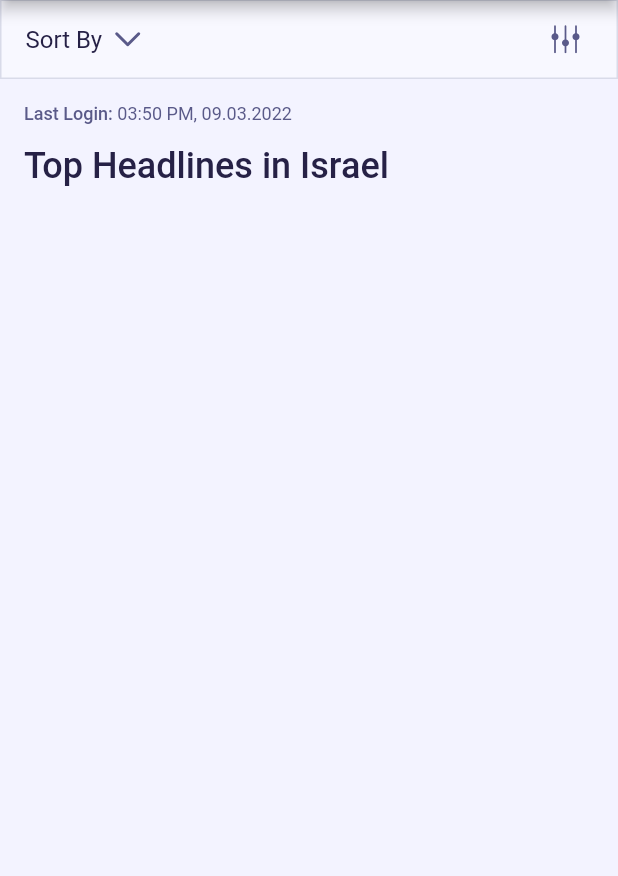
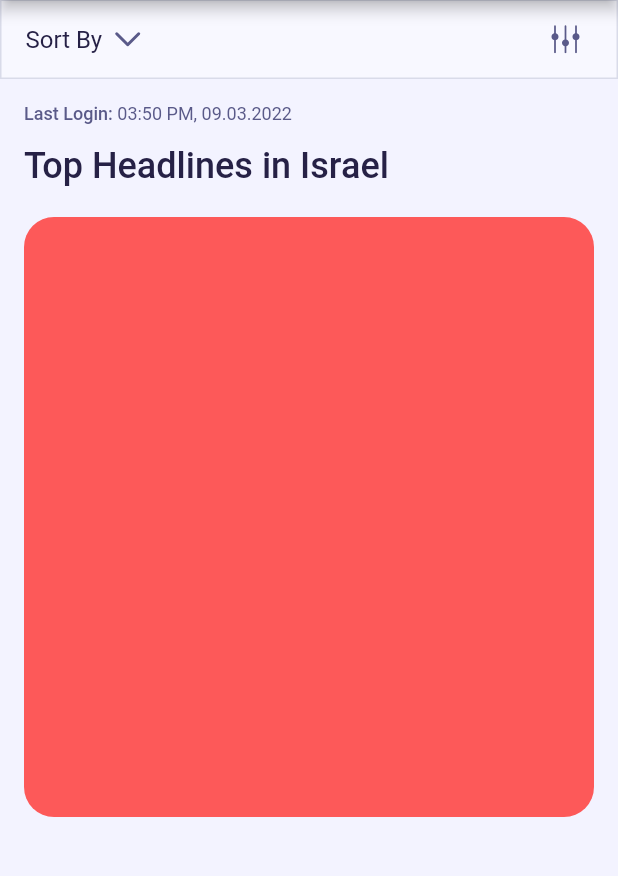
Before and after one commit to nitzanpap/dispatcher, a Flutter app: the HomePageView screen opened directly, on a phone screen of 412 x 824 dp, the part 113-989 px from its top. Run offline on Flutter 3.47's test engine with Material 2 defaults, Android fonts, the phone set to English and light mode, and no system bars; our stand-ins replace flutter_svg, gap, go_router, shared_preferences; accounts and stored records are empty.

Commit message:
Refactored and added TODOs

```diff
--- a/lib/screens/home_page_view.dart
+++ b/lib/screens/home_page_view.dart
@@ -1,6 +1,3 @@
-import 'package:dispatcher/enums/icon_direction.dart';
-import 'package:dispatcher/widgets/svg_widgets/down_arrow_svg.dart';
-import 'package:dispatcher/widgets/svg_widgets/filter_svg.dart';
 import 'package:flutter/material.dart';
 import 'package:gap/gap.dart';
 
@@ -8,6 +5,8 @@ import '../constants/colors.dart';
 
 import '../widgets/app_bar_widgets/primary_app_bar.dart';
 import '../widgets/text_with_icon.dart';
+import '../widgets/sorting_app_bar.dart';
+import '../widgets/article_card_view.dart';
 
 class HomePageView extends StatelessWidget {
   const HomePageView({
@@ -26,31 +25,14 @@ class HomePageView extends StatelessWidget {
             const SortingAppBar(),
             Padding(
               padding: const EdgeInsets.all(16.0),
+              // TODO: Replace this with a better scrolling solution
               child: Column(
                 children: [
-                  Row(children: const [
-                    TextWithIcon(
-                      text: 'Last Login: ',
-                      fontWeight: FontWeight.w500,
-                      fontSize: 12,
-                      color: AppColors.mediumBlue,
-                    ),
-                    TextWithIcon(
-                      text: '03:50 PM, 09.03.2022',
-                      fontSize: 12,
-                      color: AppColors.mediumBlue,
-                    ),
-                  ]),
+                  getLastLoginTimeView(),
                   const Gap(14),
-                  Row(children: const [
-                    TextWithIcon(
-                      text: 'Top Headlines in Israel',
-                      fontSize: 24,
-                      fontWeight: FontWeight.w500,
-                      color: AppColors.deepDarkBlue,
-                    ),
-                  ]),
+                  getHomeViewHeadline(),
                   const Gap(20),
+                  const ArticleCardView(),
                 ],
               ),
             ),
@@ -59,31 +41,31 @@ class HomePageView extends StatelessWidget {
       ),
     );
   }
-}
 
-class SortingAppBar extends StatelessWidget {
-  const SortingAppBar({super.key});
+  Row getHomeViewHeadline() {
+    return Row(children: const [
+      TextWithIcon(
+        text: 'Top Headlines in Israel',
+        fontSize: 24,
+        fontWeight: FontWeight.w500,
+        color: AppColors.deepDarkBlue,
+      ),
+    ]);
+  }
 
-  @override
-  Widget build(BuildContext context) {
-    return Container(
-      padding: const EdgeInsets.symmetric(horizontal: 16.0, vertical: 8.0),
-      decoration: BoxDecoration(
-        color: AppColors.white,
-        border: Border.all(color: AppColors.grey),
+  Row getLastLoginTimeView() {
+    return Row(children: const [
+      TextWithIcon(
+        text: 'Last Login: ',
+        fontWeight: FontWeight.w500,
+        fontSize: 12,
+        color: AppColors.mediumBlue,
       ),
-      child: Row(
-        mainAxisAlignment: MainAxisAlignment.spaceBetween,
-        children: const [
-          TextWithIcon(
-            text: 'Sort By',
-            color: AppColors.deepDarkBlue,
-            svg: DownArrowSvg(),
-            svgDirection: IconDirection.end,
-          ),
-          FilterSvg()
-        ],
+      TextWithIcon(
+        text: '03:50 PM, 09.03.2022',
+        fontSize: 12,
+        color: AppColors.mediumBlue,
       ),
-    );
+    ]);
   }
 }
--- a/lib/screens/primary_screen.dart
+++ b/lib/screens/primary_screen.dart
@@ -1,5 +1,3 @@
-import 'package:dispatcher/screens/home_page_view.dart';
-import 'package:dispatcher/screens/profile_page.dart';
 import 'package:flutter/material.dart';
 import 'package:provider/provider.dart';
 
@@ -7,6 +5,8 @@ import '../constants/colors.dart';
 import '../enums/valid_main_tabs.dart';
 import '../providers/bottom_navigation_provider.dart';
 
+import '../screens/home_page_view.dart';
+import '../screens/profile_page.dart';
 import '../widgets/app_bar_widgets/primary_app_bar.dart';
 import '../widgets/app_bottom_navigation_bar.dart';
 import '../widgets/text_with_icon.dart';
--- /dev/null
+++ b/lib/widgets/article_card_view.dart
@@ -0,0 +1,21 @@
+import 'package:flutter/material.dart';
+
+import '../constants/colors.dart';
+
+class ArticleCardView extends StatelessWidget {
+  const ArticleCardView({
+    super.key,
+  });
+
+  @override
+  Widget build(BuildContext context) {
+    // TODO: Replace this with a real article card
+    return Container(
+      height: 400,
+      decoration: BoxDecoration(
+        color: AppColors.badgeColor,
+        borderRadius: BorderRadius.circular(20),
+      ),
+    );
+  }
+}
--- /dev/null
+++ b/lib/widgets/sorting_app_bar.dart
@@ -0,0 +1,35 @@
+import 'package:flutter/material.dart';
+
+import '../constants/colors.dart';
+import '../enums/icon_direction.dart';
+
+import '../widgets/svg_widgets/down_arrow_svg.dart';
+import '../widgets/svg_widgets/filter_svg.dart';
+import '../widgets/text_with_icon.dart';
+
+class SortingAppBar extends StatelessWidget {
+  const SortingAppBar({super.key});
+
+  @override
+  Widget build(BuildContext context) {
+    return Container(
+      padding: const EdgeInsets.symmetric(horizontal: 16.0, vertical: 8.0),
+      decoration: BoxDecoration(
+        color: AppColors.white,
+        border: Border.all(color: AppColors.grey),
+      ),
+      child: Row(
+        mainAxisAlignment: MainAxisAlignment.spaceBetween,
+        children: const [
+          TextWithIcon(
+            text: 'Sort By',
+            color: AppColors.deepDarkBlue,
+            svg: DownArrowSvg(),
+            svgDirection: IconDirection.end,
+          ),
+          FilterSvg()
+        ],
+      ),
+    );
+  }
+}
```
